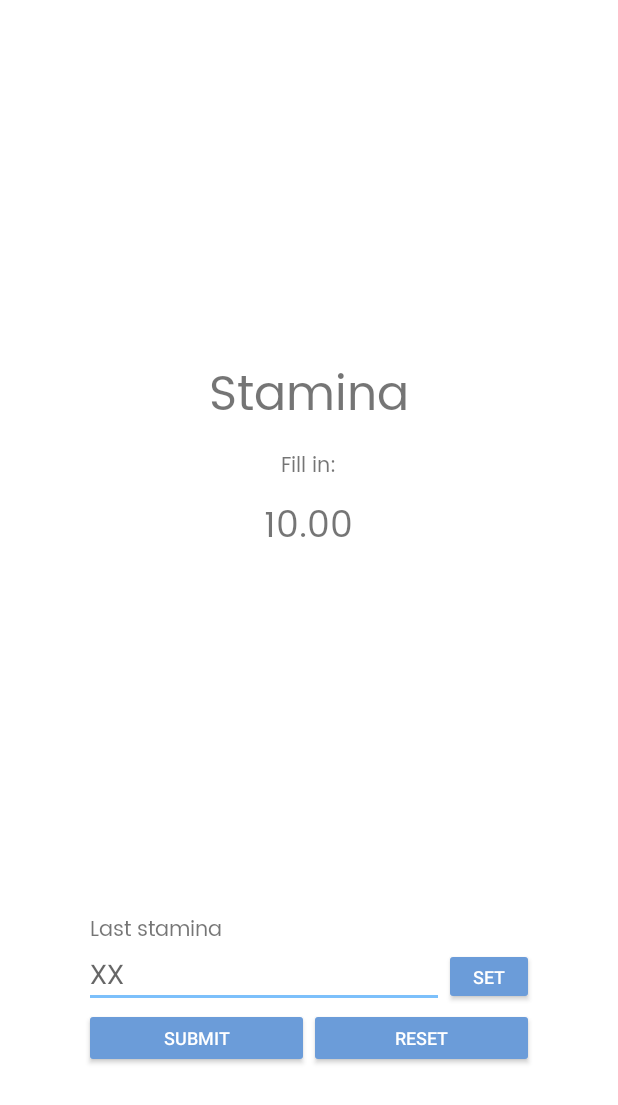
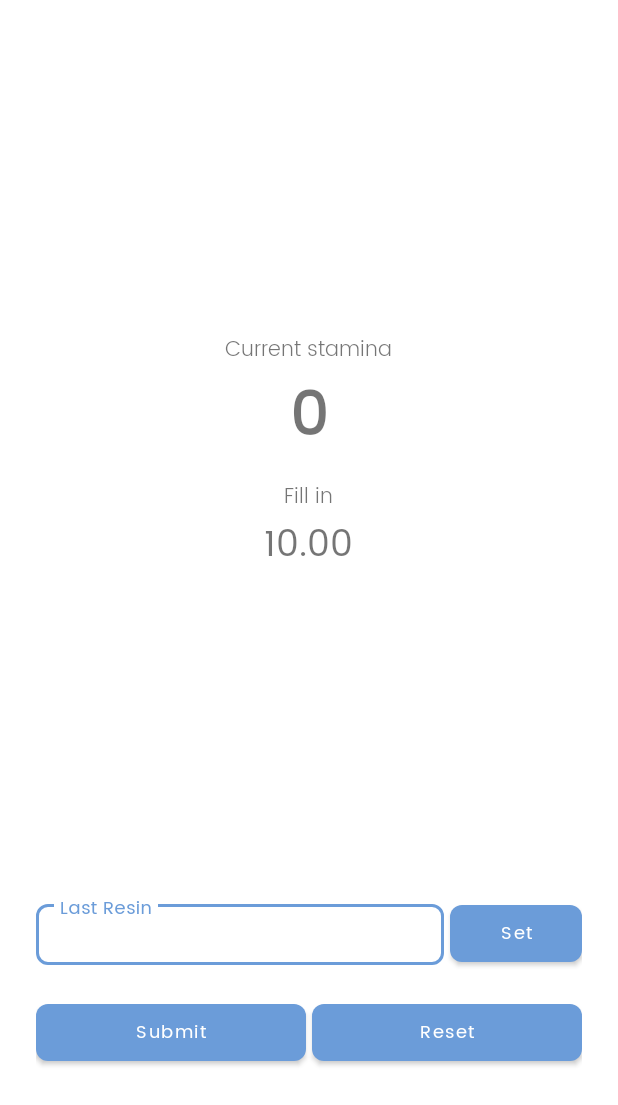
Before and after one commit to bennyfajri/Resin-Ku, an Android app: the layout fragment__stamina.xml on its own in the app's theme, with its tools: preview values and no code run, on a phone screen of 412 x 824 dp. Shown: the top 1105 px of the screen. Run offline under Robolectric (Android 15) with nearby library versions, the phone set to English and light mode, and no system bars; plain views replace MaterialProgressBar.

Commit message:
modified menu stamina

```diff
--- a/app/src/main/res/layout/fragment__stamina.xml
+++ b/app/src/main/res/layout/fragment__stamina.xml
@@ -1,26 +1,28 @@
 <?xml version="1.0" encoding="utf-8"?>
-<FrameLayout
+<ScrollView
     xmlns:android="http://schemas.android.com/apk/res/android"
     xmlns:app="http://schemas.android.com/apk/res-auto"
     xmlns:tools="http://schemas.android.com/tools"
     android:layout_width="match_parent"
     android:layout_height="match_parent"
-    tools:context=".Fragment_Resin">
+    tools:context=".Fragment_Resin"
+    android:fillViewport="true">
 
     <androidx.constraintlayout.widget.ConstraintLayout
         android:layout_width="match_parent"
-        android:layout_height="match_parent">
+        android:layout_height="wrap_content">
 
         <me.zhanghai.android.materialprogressbar.MaterialProgressBar
             android:id="@+id/progress_stamina"
-            style="@style/Widget.MaterialComponents.CircularProgressIndicator"
             android:layout_width="320dp"
             android:layout_height="320dp"
             android:layout_gravity="center"
+            android:indeterminateTint="@color/stamina"
             app:layout_constraintBottom_toTopOf="@id/linearLayout2"
             app:layout_constraintEnd_toEndOf="parent"
             app:layout_constraintStart_toStartOf="parent"
-            app:layout_constraintTop_toTopOf="parent" />
+            app:layout_constraintTop_toTopOf="parent"
+            style="@style/Widget.MaterialComponents.CircularProgressIndicator"/>
 
         <LinearLayout
             android:id="@+id/linearLayout1"
@@ -38,93 +40,124 @@
             app:layout_constraintTop_toTopOf="parent">
 
             <TextView
-                android:id="@+id/textStamina"
+                android:layout_width="wrap_content"
+                android:layout_height="wrap_content"
+                android:layout_marginTop="8dp"
+                android:fontFamily="@font/poppins_light"
+                android:text="Current stamina" />
+
+            <TextView
+                android:id="@+id/tvStamina"
                 android:layout_width="wrap_content"
                 android:layout_height="wrap_content"
                 android:layout_gravity="center"
                 android:gravity="center"
-                android:text="@string/stamina_fragment"
-                android:textSize="32sp" />
+                tools:text="0"
+                android:textSize="40sp"
+                android:textStyle="bold"
+                android:fontFamily="@font/poppins"/>
 
             <TextView
                 android:layout_width="wrap_content"
                 android:layout_height="wrap_content"
                 android:layout_marginTop="8dp"
-                android:text="Fill in:" />
+                android:text="Fill in"
+                android:fontFamily="@font/poppins_light"/>
 
             <TextView
                 android:id="@+id/staminaCountdown"
                 android:layout_width="wrap_content"
                 android:layout_height="wrap_content"
-                android:layout_marginTop="8dp"
-                android:text="10.00"
-                android:textSize="24sp" />
+                tools:text="10.00"
+                android:textSize="24sp"
+                android:fontFamily="@font/poppins"/>
         </LinearLayout>
 
         <LinearLayout
             android:id="@+id/linearLayout2"
-            android:layout_width="300dp"
-            android:layout_height="120dp"
+            android:layout_width="match_parent"
+            android:layout_height="wrap_content"
             android:orientation="vertical"
+            android:layout_marginStart="24dp"
+            android:layout_marginEnd="24dp"
             app:layout_constraintBottom_toBottomOf="parent"
             app:layout_constraintEnd_toEndOf="parent"
             app:layout_constraintStart_toStartOf="parent"
             app:layout_constraintTop_toBottomOf="@+id/linearLayout1">
 
-            <TextView
-                android:layout_width="wrap_content"
+            <RelativeLayout
+                android:layout_width="match_parent"
                 android:layout_height="wrap_content"
-                android:layout_marginStart="4dp"
-                android:text="Last stamina" />
+                android:gravity="center">
 
-            <FrameLayout
-                android:layout_width="match_parent"
-                android:layout_height="wrap_content">
+                <com.google.android.material.textfield.TextInputLayout
+                    android:layout_width="match_parent"
+                    android:layout_height="50dp"
+                    android:hint="Last Resin"
+                    style="@style/MyDenseOutlined"
+                    app:boxCornerRadiusBottomEnd="8dp"
+                    app:boxCornerRadiusBottomStart="8dp"
+                    app:boxCornerRadiusTopEnd="8dp"
+                    app:boxCornerRadiusTopStart="8dp"
+                    android:layout_toStartOf="@id/stm_btnSet">
 
-                <EditText
-                    android:id="@+id/inputStamina"
-                    android:layout_width="240dp"
-                    android:layout_height="40dp"
-                    android:hint="XX"
-                    android:inputType="number"/>
+                    <com.google.android.material.textfield.TextInputEditText
+                        android:id="@+id/etInputStamina"
+                        android:layout_width="match_parent"
+                        android:layout_height="wrap_content"
+                        android:inputType="number"
+                        android:fontFamily="@font/poppins"/>
+                </com.google.android.material.textfield.TextInputLayout>
 
-                <Button
+                <com.google.android.material.button.MaterialButton
                     android:id="@+id/stm_btnSet"
-                    style="@style/Widget.AppCompat.Button.Colored"
-                    android:layout_width="60dp"
-                    android:layout_height="38dp"
-                    android:layout_weight="1"
-                    android:text="set"
+                    android:layout_width="wrap_content"
+                    android:layout_height="50dp"
+                    android:text="Set"
+                    app:cornerRadius="8dp"
                     android:textSize="12sp"
-                    android:layout_gravity="end"/>
-            </FrameLayout>
+                    android:layout_gravity="end"
+                    android:fontFamily="@font/poppins"
+                    android:textAllCaps="false"
+                    android:layout_alignParentEnd="true"
+                    android:layout_centerVertical="true"
+                    android:layout_marginStart="4dp"/>
 
+            </RelativeLayout>
 
 
             <LinearLayout
                 android:layout_width="match_parent"
-                android:layout_height="wrap_content">
+                android:layout_height="wrap_content"
+                android:layout_marginTop="16dp"
+                android:layout_marginBottom="20dp">
 
-                <Button
+                <com.google.android.material.button.MaterialButton
                     android:id="@+id/stm_btnSubmit"
-                    style="@style/Widget.AppCompat.Button.Colored"
                     android:layout_width="match_parent"
-                    android:layout_height="40dp"
+                    android:layout_height="50dp"
                     android:layout_weight="1"
                     android:text="Submit"
-                    android:textSize="12sp" />
+                    app:cornerRadius="8dp"
+                    android:textSize="12sp"
+                    android:layout_marginEnd="2dp"
+                    android:fontFamily="@font/poppins"
+                    android:textAllCaps="false"/>
 
-                <Button
+                <com.google.android.material.button.MaterialButton
                     android:id="@+id/stm_btnReset"
-                    style="@style/Widget.AppCompat.Button.Colored"
                     android:layout_width="match_parent"
-                    android:layout_height="40dp"
+                    android:layout_height="50dp"
                     android:layout_weight="1"
                     android:text="Reset"
-                    android:textSize="12sp" />
+                    app:cornerRadius="8dp"
+                    android:textSize="12sp"
+                    android:layout_marginStart="2dp"
+                    android:fontFamily="@font/poppins"
+                    android:textAllCaps="false"/>
             </LinearLayout>
         </LinearLayout>
 
 
     </androidx.constraintlayout.widget.ConstraintLayout>
-</FrameLayout>
+</ScrollView>
```
Also changed, not shown: app/src/main/java/com/benny/resin_ku/Fragment_Stamina.kt (+21 -12 lines), app/src/main/java/com/benny/resin_ku/util/StaminaNotificationUtil.kt (+53 -32 lines), app/src/main/java/com/benny/resin_ku/util/UtilStamina.kt (+1 -28 lines).
